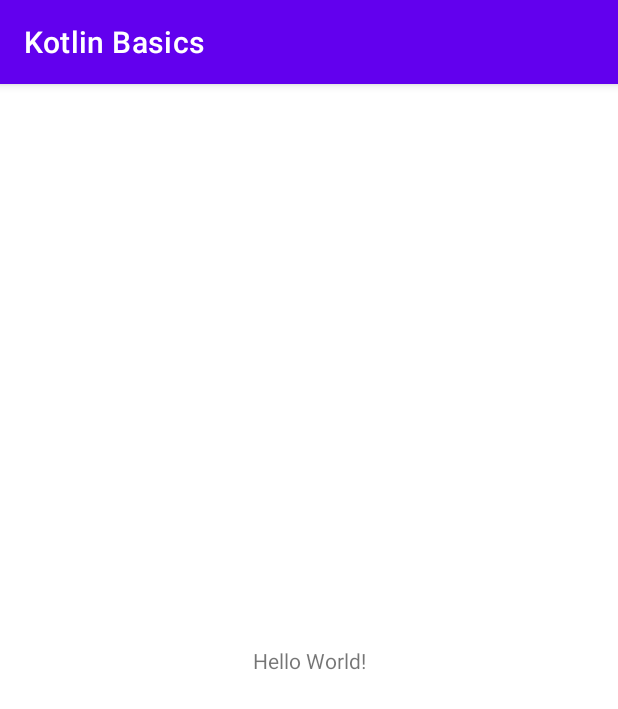
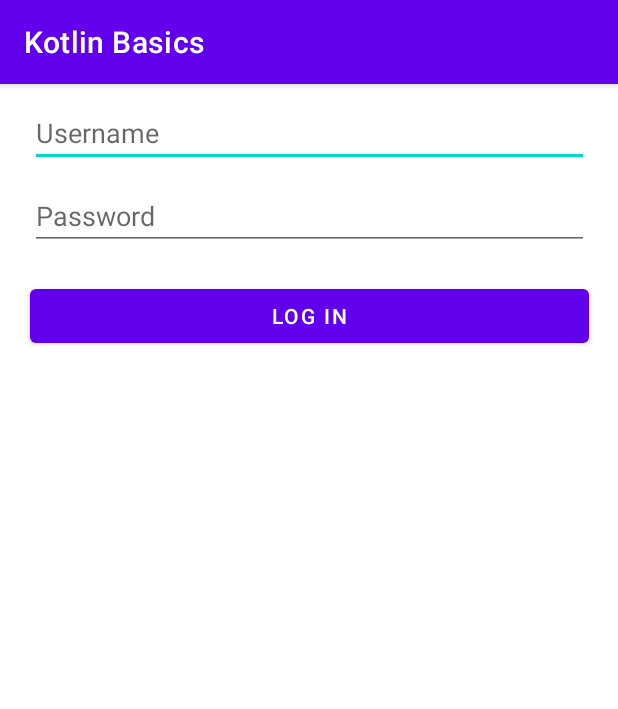
Before and after one commit to gprachan/Kotlin-Basics, an Android app: the screen it shows after launch (MainActivity before the commit, LogInActivity after it), on a phone screen of 412 x 824 dp. Shown: the top 709 px of the screen. Run offline under Robolectric (Android 15) with nearby library versions, the phone set to English and light mode, and no system bars.

Commit message:
Types of constructors and inheritance in kotlin

```diff
--- a/app/src/main/AndroidManifest.xml
+++ b/app/src/main/AndroidManifest.xml
@@ -9,7 +9,7 @@
         android:roundIcon="@mipmap/ic_launcher_round"
         android:supportsRtl="true"
         android:theme="@style/Theme.KotlinBasics">
-        <activity android:name=".MainActivity">
+        <activity android:name=".activitiesUI.LogInActivity">
             <intent-filter>
                 <action android:name="android.intent.action.MAIN" />
 
--- a/app/src/main/java/com/example/kotlinbasics/MainActivity.kt
+++ b/app/src/main/java/com/example/kotlinbasics/activitiesUI/LogInActivity.kt
@@ -1,11 +1,12 @@
-package com.example.kotlinbasics
+package com.example.kotlinbasics.activitiesUI
 
 import androidx.appcompat.app.AppCompatActivity
 import android.os.Bundle
+import com.example.kotlinbasics.R
 
-class MainActivity : AppCompatActivity() {
+class LogInActivity : AppCompatActivity() {
     override fun onCreate(savedInstanceState: Bundle?) {
         super.onCreate(savedInstanceState)
-        setContentView(R.layout.activity_main)
+        setContentView(R.layout.activity_log_in)
     }
 }
--- /dev/null
+++ b/app/src/main/java/com/example/kotlinbasics/consoleRun/ClassKt.kt
@@ -0,0 +1,19 @@
+package com.example.kotlinbasics.consoleRun
+
+fun main() {
+    val dog = Dog("red", "pup")
+}
+
+/*an open keyword enables the extension of class to its child class
+* The examples given below are of primary constructors*/
+open class Animal(color: String) {
+    init {
+        println("From animal we get: $color")
+    }
+}
+
+class Dog(color: String, breed: String) : Animal(color) {
+    init {
+        println("From dog we get: $color and $breed")
+    }
+}
--- a/app/src/main/java/com/example/kotlinbasics/KotlinBasics.kt
+++ b/app/src/main/java/com/example/kotlinbasics/consoleRun/KotlinBasics.kt
@@ -34,7 +34,8 @@ fun main() {
     println("")
 //    usingForLoop()
 //    forLoopInRange()
-    loopBreak()
+//    loopBreak()
+
 }
 
 fun loopBreak() {
@@ -88,3 +89,12 @@ fun forLoopInRange() {
         println(i)
     }
 }
+
+
+class Family constructor(familyName: String, familyMembers: Int) {
+//    This is secondary constructor
+}
+
+class Books(var bookName: String, var authotName: String) {
+//    This is primary constructor
+}
--- /dev/null
+++ b/app/src/main/res/layout/activity_log_in.xml
@@ -0,0 +1,63 @@
+<?xml version="1.0" encoding="utf-8"?>
+<ScrollView xmlns:android="http://schemas.android.com/apk/res/android"
+    xmlns:app="http://schemas.android.com/apk/res-auto"
+    xmlns:tools="http://schemas.android.com/tools"
+    android:layout_width="match_parent"
+    android:layout_height="match_parent"
+    android:fillViewport="true"
+    tools:context=".activitiesUI.LogInActivity">
+
+    <androidx.constraintlayout.widget.ConstraintLayout
+        android:layout_width="match_parent"
+        android:layout_height="wrap_content"
+        android:padding="10dp"
+        >
+
+        <EditText
+            android:id="@+id/username"
+            android:layout_width="match_parent"
+            android:layout_height="wrap_content"
+            android:layout_marginStart="10dp"
+            android:layout_marginLeft="10dp"
+            android:layout_marginEnd="9dp"
+            android:layout_marginRight="9dp"
+            android:hint="@string/username"
+            android:inputType="text"
+            app:layout_constraintEnd_toEndOf="parent"
+            app:layout_constraintStart_toStartOf="parent"
+            app:layout_constraintTop_toTopOf="parent"
+            tools:ignore="Autofill" />
+
+        <EditText
+            android:id="@+id/password"
+            android:layout_width="match_parent"
+            android:layout_height="wrap_content"
+            android:layout_marginStart="10dp"
+            android:layout_marginLeft="10dp"
+            android:layout_marginTop="10dp"
+            android:layout_marginEnd="9dp"
+            android:layout_marginRight="9dp"
+            android:hint="@string/password"
+            android:inputType="textPassword"
+            app:layout_constraintEnd_toEndOf="parent"
+            app:layout_constraintHorizontal_bias="0.1"
+            app:layout_constraintStart_toStartOf="parent"
+            app:layout_constraintTop_toBottomOf="@id/username"
+            tools:ignore="Autofill" />
+
+        <Button
+            android:id="@+id/login"
+            android:layout_width="match_parent"
+            android:layout_height="wrap_content"
+            android:layout_marginStart="10dp"
+            android:layout_marginLeft="10dp"
+            android:layout_marginTop="20dp"
+            android:layout_marginEnd="9dp"
+            android:layout_marginRight="9dp"
+            android:text="@string/log_in"
+            app:layout_constraintEnd_toEndOf="parent"
+            app:layout_constraintStart_toStartOf="parent"
+            app:layout_constraintTop_toBottomOf="@id/password" />
+    </androidx.constraintlayout.widget.ConstraintLayout>
+
+</ScrollView>
--- a/app/src/main/res/layout/activity_main.xml
+++ /dev/null
@@ -1,18 +0,0 @@
-<?xml version="1.0" encoding="utf-8"?>
-<androidx.constraintlayout.widget.ConstraintLayout xmlns:android="http://schemas.android.com/apk/res/android"
-    xmlns:app="http://schemas.android.com/apk/res-auto"
-    xmlns:tools="http://schemas.android.com/tools"
-    android:layout_width="match_parent"
-    android:layout_height="match_parent"
-    tools:context=".MainActivity">
-
-    <TextView
-        android:layout_width="wrap_content"
-        android:layout_height="wrap_content"
-        android:text="Hello World!"
-        app:layout_constraintBottom_toBottomOf="parent"
-        app:layout_constraintLeft_toLeftOf="parent"
-        app:layout_constraintRight_toRightOf="parent"
-        app:layout_constraintTop_toTopOf="parent" />
-
-</androidx.constraintlayout.widget.ConstraintLayout>
--- a/app/src/main/res/values/strings.xml
+++ b/app/src/main/res/values/strings.xml
@@ -1,3 +1,6 @@
 <resources>
     <string name="app_name">Kotlin Basics</string>
+    <string name="username">Username</string>
+    <string name="password">Password</string>
+    <string name="log_in">Log In</string>
 </resources>
```
